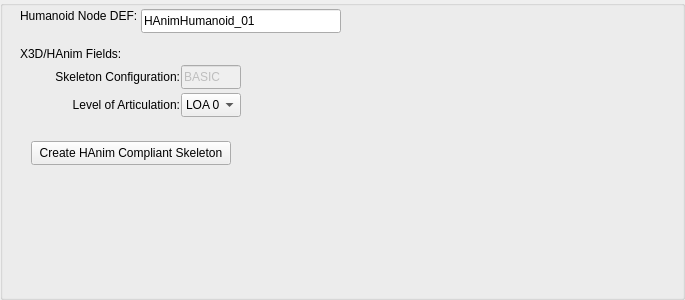
The window that rawkee/auxilary/RKCharacterEditorHAnimSkeletonPanel.ui (und-dream-lab/rawkee) describes before a commit, drawn with Qt 5.
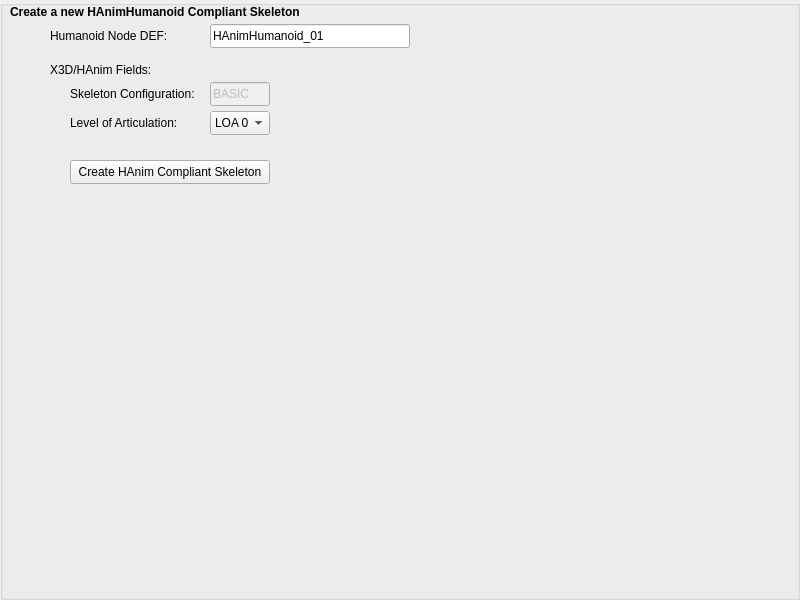
The same window after the commit.

Commit message: Major updates to the UI to support Advanced Skeleton export to HAnim. Now uses offsetParentMatrix to position joints to better conform to HAnimJoint usage. (#51)

What changed in the file:
```diff
--- a/rawkee/auxilary/RKCharacterEditorHAnimSkeletonPanel.ui
+++ b/rawkee/auxilary/RKCharacterEditorHAnimSkeletonPanel.ui
@@ -1,15 +1,27 @@
 <?xml version="1.0" encoding="UTF-8"?>
 <ui version="4.0">
- <class>GroupBox</class>
- <widget class="QGroupBox" name="GroupBox">
+ <class>hanimPanel</class>
+ <widget class="QGroupBox" name="hanimPanel">
   <property name="geometry">
    <rect>
     <x>0</x>
     <y>0</y>
-    <width>685</width>
-    <height>300</height>
+    <width>800</width>
+    <height>600</height>
    </rect>
   </property>
+  <property name="minimumSize">
+   <size>
+    <width>800</width>
+    <height>600</height>
+   </size>
+  </property>
+  <property name="maximumSize">
+   <size>
+    <width>800</width>
+    <height>600</height>
+   </size>
+  </property>
   <property name="windowTitle">
    <string>GroupBox</string>
   </property>
@@ -18,16 +30,16 @@
     <rect>
      <x>0</x>
      <y>0</y>
-     <width>376</width>
-     <height>174</height>
+     <width>666</width>
+     <height>207</height>
     </rect>
    </property>
    <layout class="QVBoxLayout" name="verticalLayout">
     <property name="spacing">
-     <number>0</number>
+     <number>5</number>
     </property>
     <property name="leftMargin">
-     <number>20</number>
+     <number>10</number>
     </property>
     <property name="topMargin">
      <number>5</number>
@@ -38,22 +50,47 @@
     <property name="bottomMargin">
      <number>5</number>
     </property>
+    <item>
+     <layout class="QHBoxLayout" name="horizontalLayout_6">
+      <property name="topMargin">
+       <number>0</number>
+      </property>
+      <item>
+       <widget class="QLabel" name="haCompTitle">
+        <property name="font">
+         <font>
+          <bold>true</bold>
+         </font>
+        </property>
+        <property name="text">
+         <string>Create a new HAnimHumanoid Compliant Skeleton</string>
+        </property>
+        <property name="alignment">
+         <set>Qt::AlignBottom|Qt::AlignLeading|Qt::AlignLeft</set>
+        </property>
+       </widget>
+      </item>
+     </layout>
+    </item>
     <item>
      <layout class="QHBoxLayout" name="horizontalLayout">
       <property name="spacing">
-       <number>1</number>
+       <number>10</number>
+      </property>
+      <property name="leftMargin">
+       <number>40</number>
       </property>
       <item>
-       <widget class="QLabel" name="label">
+       <widget class="QLabel" name="hnDEFLabel">
         <property name="minimumSize">
          <size>
-          <width>120</width>
+          <width>150</width>
           <height>24</height>
          </size>
         </property>
         <property name="maximumSize">
          <size>
-          <width>120</width>
+          <width>150</width>
           <height>24</height>
          </size>
         </property>
@@ -61,12 +98,12 @@
          <string>Humanoid Node DEF:</string>
         </property>
         <property name="alignment">
-         <set>Qt::AlignLeading|Qt::AlignLeft|Qt::AlignTop</set>
+         <set>Qt::AlignLeading|Qt::AlignLeft|Qt::AlignVCenter</set>
         </property>
        </widget>
       </item>
       <item>
-       <widget class="QLineEdit" name="newHumanoidName">
+       <widget class="QLineEdit" name="haNameEdit">
         <property name="minimumSize">
          <size>
           <width>200</width>
@@ -85,7 +122,7 @@
        </widget>
       </item>
       <item>
-       <spacer name="horizontalSpacer">
+       <spacer name="horizontalSpacer_6">
         <property name="orientation">
          <enum>Qt::Horizontal</enum>
         </property>
@@ -102,19 +139,22 @@
     <item>
      <layout class="QHBoxLayout" name="horizontalLayout_2">
       <property name="spacing">
-       <number>1</number>
+       <number>10</number>
+      </property>
+      <property name="leftMargin">
+       <number>40</number>
       </property>
       <item>
-       <widget class="QLabel" name="label_2">
+       <widget class="QLabel" name="haFieldsLabel">
         <property name="minimumSize">
          <size>
-          <width>300</width>
-          <height>24</height>
+          <width>600</width>
+          <height>0</height>
          </size>
         </property>
         <property name="maximumSize">
          <size>
-          <width>300</width>
+          <width>600</width>
           <height>24</height>
          </size>
         </property>
@@ -147,19 +187,22 @@
     <item>
      <layout class="QHBoxLayout" name="horizontalLayout_3">
       <property name="spacing">
-       <number>1</number>
+       <number>10</number>
+      </property>
+      <property name="leftMargin">
+       <number>60</number>
       </property>
       <item>
-       <widget class="QLabel" name="label_3">
+       <widget class="QLabel" name="skConfigLabel">
         <property name="minimumSize">
          <size>
-          <width>160</width>
+          <width>130</width>
           <height>24</height>
          </size>
         </property>
         <property name="maximumSize">
          <size>
-          <width>160</width>
+          <width>130</width>
           <height>24</height>
          </size>
         </property>
@@ -167,12 +210,12 @@
          <string>Skeleton Configuration:</string>
         </property>
         <property name="alignment">
-         <set>Qt::AlignRight|Qt::AlignTrailing|Qt::AlignVCenter</set>
+         <set>Qt::AlignLeading|Qt::AlignLeft|Qt::AlignVCenter</set>
         </property>
        </widget>
       </item>
       <item>
-       <widget class="QLineEdit" name="lineEdit_2">
+       <widget class="QLineEdit" name="skConfigType">
         <property name="enabled">
          <bool>false</bool>
         </property>
@@ -211,19 +254,22 @@
     <item>
      <layout class="QHBoxLayout" name="horizontalLayout_4">
       <property name="spacing">
-       <number>1</number>
+       <number>10</number>
+      </property>
+      <property name="leftMargin">
+       <number>60</number>
       </property>
       <item>
-       <widget class="QLabel" name="label_4">
+       <widget class="QLabel" name="loaLabel">
         <property name="minimumSize">
          <size>
-          <width>160</width>
+          <width>130</width>
           <height>24</height>
          </size>
         </property>
         <property name="maximumSize">
          <size>
-          <width>160</width>
+          <width>130</width>
           <height>24</height>
          </size>
         </property>
@@ -231,7 +277,7 @@
          <string>Level of Articulation:</string>
         </property>
         <property name="alignment">
-         <set>Qt::AlignRight|Qt::AlignTrailing|Qt::AlignVCenter</set>
+         <set>Qt::AlignLeading|Qt::AlignLeft|Qt::AlignVCenter</set>
         </property>
        </widget>
       </item>
@@ -294,30 +340,14 @@
     <item>
      <layout class="QHBoxLayout" name="horizontalLayout_5">
       <property name="spacing">
-       <number>1</number>
+       <number>10</number>
+      </property>
+      <property name="leftMargin">
+       <number>60</number>
       </property>
       <property name="topMargin">
        <number>20</number>
       </property>
-      <item>
-       <widget class="QLabel" name="label_5">
-        <property name="minimumSize">
-         <size>
-          <width>10</width>
-          <height>24</height>
-         </size>
-        </property>
-        <property name="maximumSize">
-         <size>
-          <width>10</width>
-          <height>24</height>
-         </size>
-        </property>
-        <property name="text">
-         <string/>
-        </property>
-       </widget>
-      </item>
       <item>
        <widget class="QPushButton" name="createHAnimSkeleton">
         <property name="minimumSize">
@@ -352,6 +382,19 @@
       </item>
      </layout>
     </item>
+    <item>
+     <spacer name="verticalSpacer">
+      <property name="orientation">
+       <enum>Qt::Vertical</enum>
+      </property>
+      <property name="sizeHint" stdset="0">
+       <size>
+        <width>20</width>
+        <height>40</height>
+       </size>
+      </property>
+     </spacer>
+    </item>
    </layout>
   </widget>
  </widget>
```
The commit also changes 7 other files.
